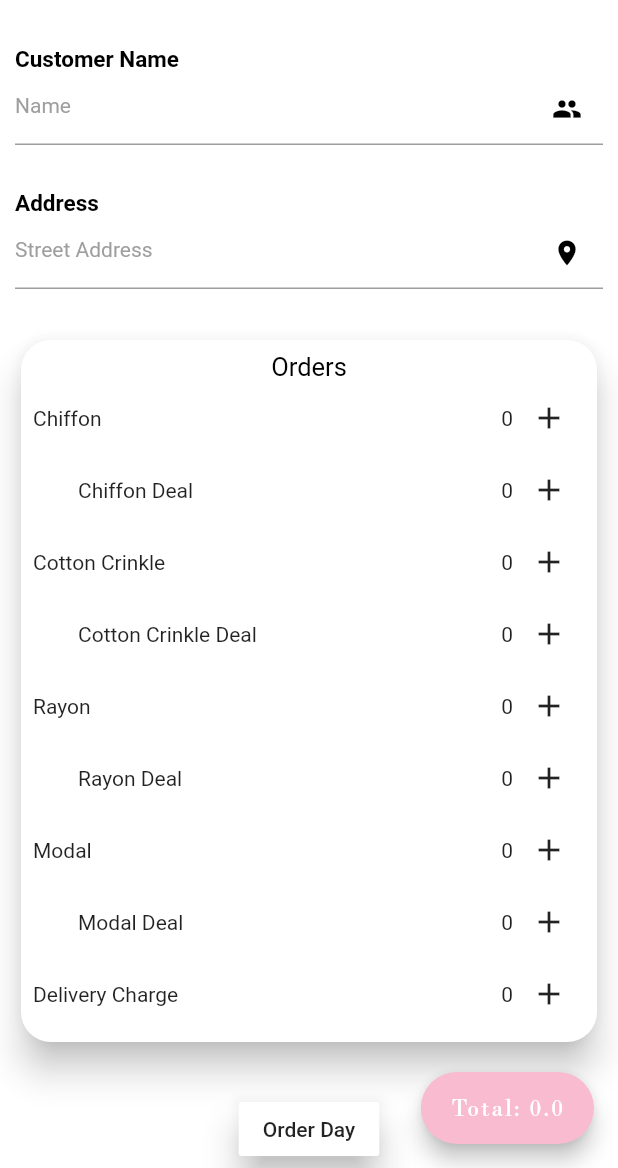
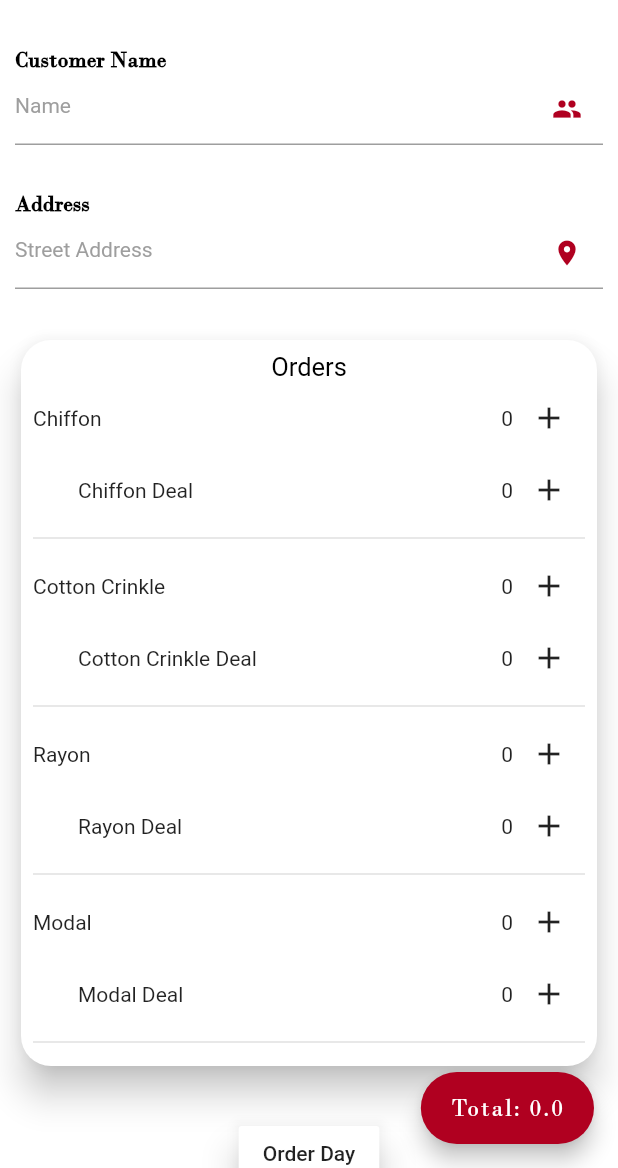
Before and after one commit to mahmoudal99/Pure_Veils, a Flutter app: the screen it shows after launch, after a tap on the "add" icon, on a phone screen of 412 x 824 dp, the part 68-1236 px from its top. Run offline on Flutter 3.47's test engine with Material 2 defaults, Android fonts, the phone set to English and light mode, and no system bars; our stand-ins replace cloud_firestore, firebase_core, page_transition; accounts and stored records are empty; Roboto replaces fonts that are missing (Nunito).

Commit message:
Updated colour

```diff
--- a/lib/add_order.dart
+++ b/lib/add_order.dart
@@ -164,7 +164,7 @@ class _CreateOrderScreenState extends State<CreateOrderScreen> {
       ),
       floatingActionButton: FloatingActionButton.extended(
           onPressed: null,
-          backgroundColor: Color(0xffF8BBD0),
+          backgroundColor: Color(0xffB00020),
           label: Text(
             'Total: ' + _orderTotal.toString(),
             style: TextStyle(
@@ -191,7 +191,7 @@ class _CreateOrderScreenState extends State<CreateOrderScreen> {
                         style: TextStyle(
                             color: Colors.black,
                             fontSize: 15.0,
-                            fontFamily: "Nunito",
+                            fontFamily: "Bodoni",
                             fontWeight: FontWeight.bold),
                       ),
                       TextFormField(
@@ -204,7 +204,7 @@ class _CreateOrderScreenState extends State<CreateOrderScreen> {
                             suffixIcon: Icon(
                               Icons.group,
                               size: 20,
-                              color: Colors.black,
+                              color: Color(0xffB00020),
                             ),
                             border: UnderlineInputBorder(
                                 borderSide: new BorderSide(color: Colors.grey)),
@@ -222,7 +222,7 @@ class _CreateOrderScreenState extends State<CreateOrderScreen> {
                         style: TextStyle(
                             color: Colors.black,
                             fontSize: 15.0,
-                            fontFamily: "Nunito",
+                            fontFamily: "Bodoni",
                             fontWeight: FontWeight.bold),
                       ),
                       TextFormField(
@@ -235,7 +235,7 @@ class _CreateOrderScreenState extends State<CreateOrderScreen> {
                             suffixIcon: Icon(
                               Icons.place,
                               size: 20,
-                              color: Colors.black,
+                              color: Color(0xffB00020),
                             ),
                             enabledBorder: UnderlineInputBorder(
                                 borderSide: new BorderSide(color: Colors.grey)),
@@ -330,6 +330,10 @@ class _CreateOrderScreenState extends State<CreateOrderScreen> {
                                   ],
                                 ),
                               ),
+                              Divider(
+                                color: Colors.grey[300],
+                                thickness: 1,
+                              ),
                               Row(
                                 mainAxisAlignment:
                                     MainAxisAlignment.spaceBetween,
@@ -397,6 +401,10 @@ class _CreateOrderScreenState extends State<CreateOrderScreen> {
                                   ],
                                 ),
                               ),
+                              Divider(
+                                color: Colors.grey[300],
+                                thickness: 1,
+                              ),
                               Row(
                                 mainAxisAlignment:
                                     MainAxisAlignment.spaceBetween,
@@ -461,6 +469,10 @@ class _CreateOrderScreenState extends State<CreateOrderScreen> {
                                     ),
                                   ],
                                 ),
+                              ),
+                              Divider(
+                                color: Colors.grey[300],
+                                thickness: 1,
                               ),
                               Row(
                                 mainAxisAlignment:
@@ -527,38 +539,42 @@ class _CreateOrderScreenState extends State<CreateOrderScreen> {
                                   ],
                                 ),
                               ),
-                              Row(
-                                mainAxisAlignment:
-                                    MainAxisAlignment.spaceBetween,
-                                children: <Widget>[
-                                  Text("Delivery Charge"),
-                                  SizedBox(
-                                    width: 30,
-                                  ),
-                                  Container(
-                                    child: Row(
-                                      children: [
-                                        _deliveryCount != 0
-                                            ? new IconButton(
-                                                icon: new Icon(Icons.remove),
-                                                onPressed: () {
-                                                  setState(
-                                                      () => _deliveryCount--);
-                                                  _deductOrderTotal("delivery");
-                                                })
-                                            : new Container(),
-                                        new Text(_deliveryCount.toString()),
-                                        new IconButton(
-                                            icon: new Icon(Icons.add),
-                                            onPressed: () {
-                                              setState(() => _deliveryCount++);
-                                              _updateOrderTotal("delivery");
-                                            })
-                                      ],
-                                    ),
-                                  ),
-                                ],
+                              Divider(
+                                color: Colors.grey[300],
+                                thickness: 1,
                               ),
+//                              Row(
+//                                mainAxisAlignment:
+//                                    MainAxisAlignment.spaceBetween,
+//                                children: <Widget>[
+//                                  Text("Delivery Charge"),
+//                                  SizedBox(
+//                                    width: 30,
+//                                  ),
+//                                  Container(
+//                                    child: Row(
+//                                      children: [
+//                                        _deliveryCount != 0
+//                                            ? new IconButton(
+//                                                icon: new Icon(Icons.remove),
+//                                                onPressed: () {
+//                                                  setState(
+//                                                      () => _deliveryCount--);
+//                                                  _deductOrderTotal("delivery");
+//                                                })
+//                                            : new Container(),
+//                                        new Text(_deliveryCount.toString()),
+//                                        new IconButton(
+//                                            icon: new Icon(Icons.add),
+//                                            onPressed: () {
+//                                              setState(() => _deliveryCount++);
+//                                              _updateOrderTotal("delivery");
+//                                            })
+//                                      ],
+//                                    ),
+//                                  ),
+//                                ],
+//                              ),
                             ],
                           ),
                         ),
--- a/lib/main.dart
+++ b/lib/main.dart
@@ -50,7 +50,9 @@ class _MyAppState extends State<MyApp> {
         ],
         child: MaterialApp(
           title: 'Pure Veils',
+
           theme: ThemeData(
+            primarySwatch: Colors.red,
             appBarTheme: AppBarTheme(
                 color: Colors.white,
                 iconTheme: IconThemeData(
@@ -115,7 +117,7 @@ class _MyHomePageState extends State<MyHomePage> {
             child: Center(
                 child: Text(
               "Total: " + profit.profit,
-              style: TextStyle(color: Colors.black, fontSize: 15),
+              style: TextStyle(color: Color(0xffB00020), fontSize: 15),
             )),
           )
         ],
@@ -137,7 +139,7 @@ class _MyHomePageState extends State<MyHomePage> {
         elevation: 15,
         child: Icon(
           Icons.add,
-          color: Colors.black,
+          color: Color(0xffB00020),
         ),
       ), // This trailing comma makes auto-formatting nicer for build methods.
     );
@@ -177,8 +179,8 @@ class _MyHomePageState extends State<MyHomePage> {
                   color: Colors.white,
                   child: Icon(
                     Icons.calendar_today,
-                    size: 18,
-                    color: Color(0xffF8BBD0),
+                    size: 22,
+                    color: Color(0xffB00020)
                   ),
                 ),
               )
```
